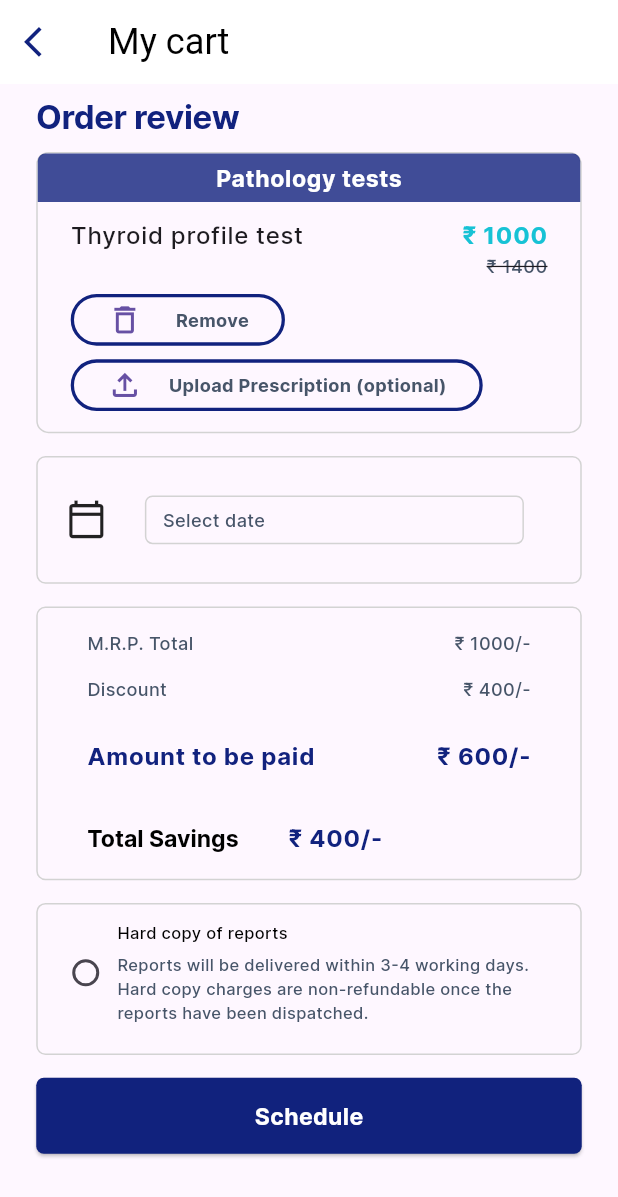
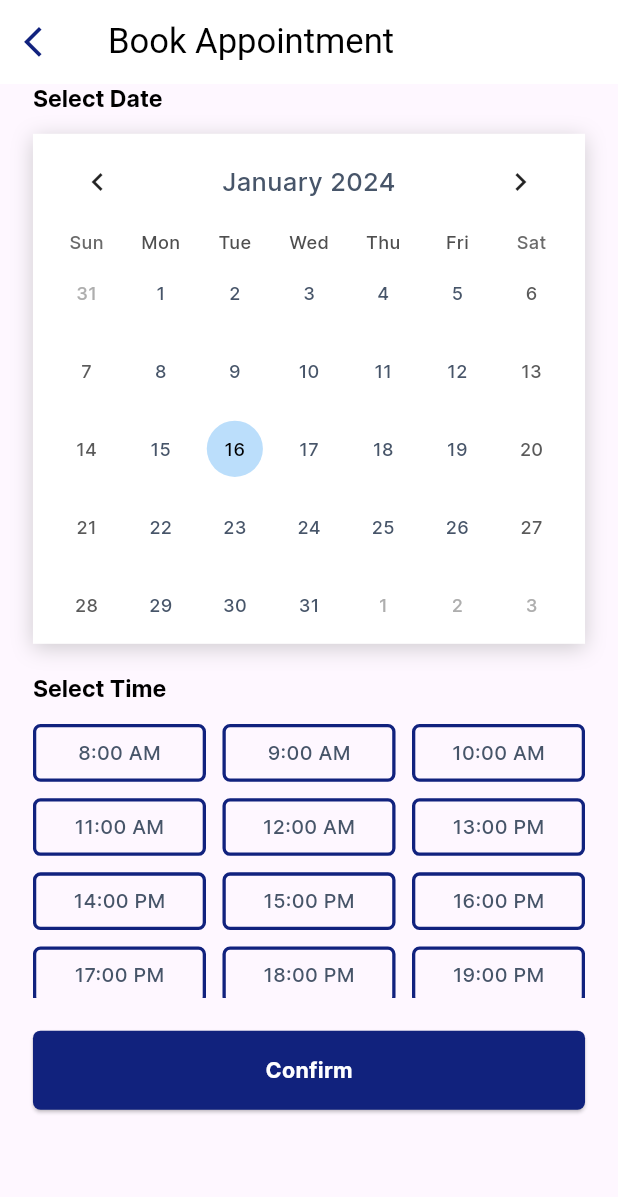
Before and after one commit to Darthwimp/health_test, a Flutter app: the screen it shows after launch, on a phone screen of 412 x 824 dp. Shown: the top 1197 px of the screen. Run offline on Flutter 3.47's test engine with Material 3 defaults, Android fonts, the phone set to English and light mode, and no system bars; drawn by our look-alikes of table_calendar; our stand-ins replace flutter_screenutil, flutter_svg, gap.

Commit message:
:sparkles: date select page

```diff
--- a/lib/constants/theme.dart
+++ b/lib/constants/theme.dart
@@ -9,7 +9,7 @@ ThemeData themeData(){
       elevation: 0,
       centerTitle: true,
       titleTextStyle: TextStyle(
-        fontSize: 22.sp,
+        fontSize: 21.sp,
         color: Colors.black,
       ),
       iconTheme: IconThemeData(
--- a/lib/main.dart
+++ b/lib/main.dart
@@ -1,6 +1,7 @@
 import 'package:flutter/material.dart';
 import 'package:flutter_screenutil/flutter_screenutil.dart';
 import 'package:health_test/constants/theme.dart';
+import 'package:health_test/screens/date_picker.dart';
 import 'package:health_test/screens/my_cart.dart';
 
 void main(List<String> args) {
@@ -19,7 +20,7 @@ class MyApp extends StatelessWidget {
         home: child,
         theme: themeData(),
       ),
-      child: const MyCartPage(),
+      child: const CalendarPage(),
     );
   }
 }
--- /dev/null
+++ b/lib/screens/date_picker.dart
@@ -0,0 +1,120 @@
+import 'package:flutter/material.dart';
+import 'package:flutter_screenutil/flutter_screenutil.dart';
+import 'package:gap/gap.dart';
+import 'package:health_test/widgets/view_calendar.dart';
+
+class CalendarPage extends StatefulWidget {
+  const CalendarPage({super.key});
+
+  @override
+  State<CalendarPage> createState() => _CalendarPageState();
+}
+
+class _CalendarPageState extends State<CalendarPage> {
+  @override
+  Widget build(BuildContext context) {
+    return Scaffold(
+      appBar: AppBar(
+        title: const Text("Book Appointment"),
+        centerTitle: false,
+        leading: IconButton(
+          onPressed: () {
+            Navigator.pop(context);
+          },
+          icon: const Icon(
+            Icons.arrow_back_ios,
+          ),
+        ),
+      ),
+      body: SingleChildScrollView(
+        child: Container(
+          padding: EdgeInsets.symmetric(horizontal: 20.sp),
+          child: Column(
+            crossAxisAlignment: CrossAxisAlignment.start,
+            children: [
+              Text(
+                "Select Date",
+                style: Theme.of(context).textTheme.displayMedium?.copyWith(
+                      fontWeight: FontWeight.bold,
+                      color: Colors.black,
+                    ),
+              ),
+              Gap(15.h),
+              Container(
+                padding: EdgeInsets.symmetric(horizontal: 10.sp),
+                decoration: BoxDecoration(color: Colors.white, boxShadow: [
+                  BoxShadow(
+                    color: Colors.grey.withOpacity(0.5),
+                    blurRadius: 10.sp,
+                    offset: const Offset(0, 3),
+                  ),
+                ]),
+                child: const ViewCalendar(),
+              ),
+              Gap(20.h),
+              Text("Select Time",
+                  style: Theme.of(context).textTheme.displayMedium?.copyWith(
+                        fontWeight: FontWeight.bold,
+                        color: Colors.black,
+                      )),
+              Gap(15.h),
+              SizedBox(
+                height: 180.h,
+                child: GridView.builder(
+                    gridDelegate: SliverGridDelegateWithFixedCrossAxisCount(
+                      crossAxisCount: 3,
+                      crossAxisSpacing: 10.sp,
+                      mainAxisSpacing: 10.sp,
+                      childAspectRatio: 3,
+                    ),
+                    itemCount: 12,
+                    itemBuilder: (_, index) {
+                      int time = 8;
+                      bool isPM = false;
+                      String timeString = "AM";
+                      if (index > 4) {
+                        isPM = true;
+                      }
+                      if (isPM) {
+                        timeString = "PM";
+                      }
+                      return Container(
+                        decoration: BoxDecoration(
+                          border:
+                              Border.all(color: Color(0xfe10217D), width: 2.sp),
+                          borderRadius: BorderRadius.circular(5.r),
+                        ),
+                        child: Center(
+                          child: Text(
+                            "${time + index}:00 $timeString",
+                            style: Theme.of(context)
+                                .textTheme
+                                .bodyMedium
+                                ?.copyWith(fontSize: 12.sp),
+                          ),
+                        ),
+                      );
+                    }),
+              ),
+              Gap(20.sp),
+              SizedBox(
+                height: 52.h,
+                width: double.infinity,
+                child: ElevatedButton(
+                  onPressed: () {},
+                  child: Text(
+                    "Confirm",
+                    style: Theme.of(context).textTheme.bodyMedium?.copyWith(
+                        color: Colors.white,
+                        fontWeight: FontWeight.bold,
+                        fontSize: 13.sp),
+                  ),
+                ),
+              )
+            ],
+          ),
+        ),
+      ),
+    );
+  }
+}
--- /dev/null
+++ b/lib/widgets/view_calendar.dart
@@ -0,0 +1,38 @@
+import 'package:flutter/material.dart';
+import 'package:table_calendar/table_calendar.dart';
+
+class ViewCalendar extends StatefulWidget {
+  const ViewCalendar({super.key});
+
+  @override
+  State<ViewCalendar> createState() => _ViewCalendarState();
+}
+
+class _ViewCalendarState extends State<ViewCalendar> {
+  @override
+  Widget build(BuildContext context) {
+    return TableCalendar(
+      weekNumbersVisible: false,
+
+      firstDay: DateTime.utc(2010, 10, 16),
+      lastDay: DateTime.utc(2030, 3, 14),
+      focusedDay: DateTime.now(),
+      headerStyle: const HeaderStyle(
+        formatButtonVisible: false,
+        titleCentered: true
+      ),
+      calendarStyle: CalendarStyle(
+        selectedDecoration: const BoxDecoration(
+          color: Color(0xfe10217D),
+          shape: BoxShape.circle,
+        ),
+        todayDecoration: BoxDecoration(
+          color: Colors.blue.shade100,
+          shape: BoxShape.circle,
+        ),
+        selectedTextStyle: const TextStyle(color: Colors.white),
+        todayTextStyle: const TextStyle(color: Colors.black),
+      ),
+    );
+  }
+}
--- a/pubspec.yaml
+++ b/pubspec.yaml
@@ -39,6 +39,7 @@ dependencies:
   flutter_bloc: ^8.1.3
   gap: ^3.0.1
   flutter_svg: ^2.0.9
+  table_calendar: ^3.0.9
 
 
 dev_dependencies:
```
Also changed, not shown: pubspec.lock.
